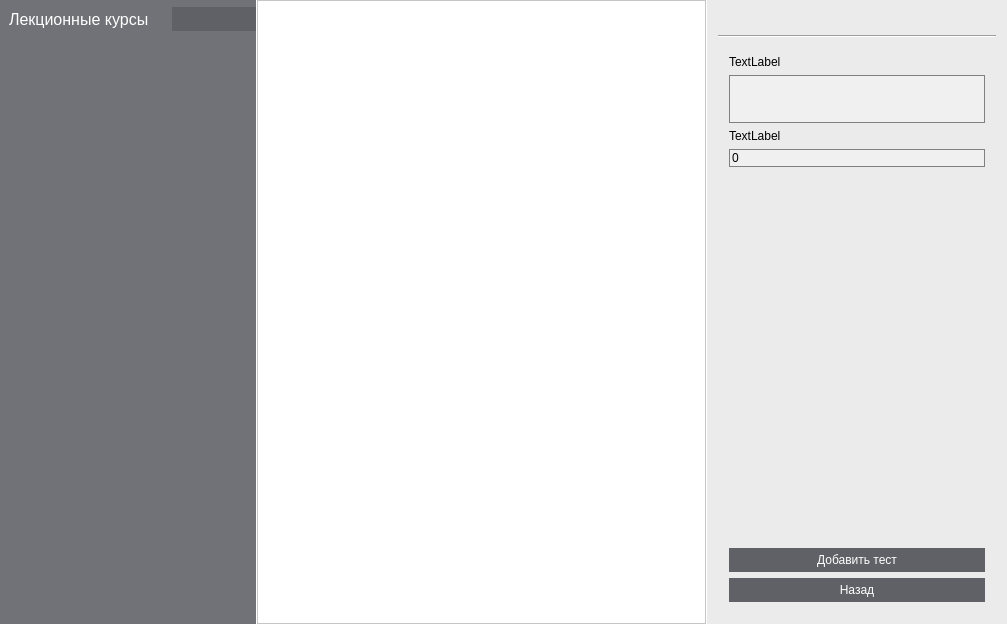
Before: the Qt Designer form app/windows/MainWindow.ui in Rexagon/methodist, drawn with Qt 5.
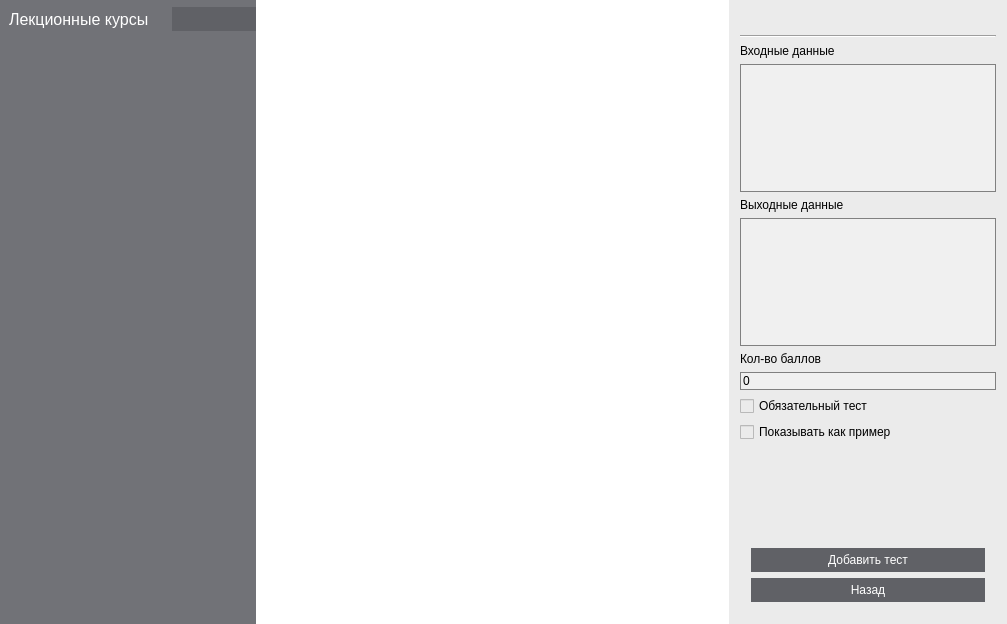
After: the same form once the commit is applied. The open tabs and pages were chosen to show the change. Icons and pictures are not drawn.

Diff of the .ui file:
```diff
--- a/app/windows/MainWindow.ui
+++ b/app/windows/MainWindow.ui
@@ -734,6 +734,21 @@
               </property>
               <item>
                <widget class="QTableView" name="testsTable">
+                <property name="frameShape">
+                 <enum>QFrame::NoFrame</enum>
+                </property>
+                <property name="editTriggers">
+                 <set>QAbstractItemView::NoEditTriggers</set>
+                </property>
+                <property name="selectionMode">
+                 <enum>QAbstractItemView::SingleSelection</enum>
+                </property>
+                <property name="selectionBehavior">
+                 <enum>QAbstractItemView::SelectRows</enum>
+                </property>
+                <property name="horizontalScrollMode">
+                 <enum>QAbstractItemView::ScrollPerPixel</enum>
+                </property>
                 <attribute name="horizontalHeaderDefaultSectionSize">
                  <number>160</number>
                 </attribute>
@@ -743,6 +758,12 @@
                 <attribute name="horizontalHeaderStretchLastSection">
                  <bool>true</bool>
                 </attribute>
+                <attribute name="verticalHeaderVisible">
+                 <bool>false</bool>
+                </attribute>
+                <attribute name="verticalHeaderHighlightSections">
+                 <bool>true</bool>
+                </attribute>
                </widget>
               </item>
              </layout>
@@ -1089,10 +1110,25 @@
                </widget>
                <widget class="QWidget" name="testInfo">
                 <layout class="QVBoxLayout" name="verticalLayout_12">
+                 <property name="spacing">
+                  <number>6</number>
+                 </property>
+                 <property name="leftMargin">
+                  <number>0</number>
+                 </property>
+                 <property name="topMargin">
+                  <number>0</number>
+                 </property>
+                 <property name="rightMargin">
+                  <number>0</number>
+                 </property>
+                 <property name="bottomMargin">
+                  <number>0</number>
+                 </property>
                  <item>
                   <widget class="QLabel" name="testEditInputDataLabel">
                    <property name="text">
-                    <string>TextLabel</string>
+                    <string>Входные данные</string>
                    </property>
                   </widget>
                  </item>
@@ -1104,13 +1140,39 @@
                    <property name="minimumSize">
                     <size>
                      <width>0</width>
-                     <height>48</height>
+                     <height>128</height>
                     </size>
                    </property>
                    <property name="maximumSize">
                     <size>
                      <width>16777215</width>
-                     <height>48</height>
+                     <height>180</height>
+                    </size>
+                   </property>
+                  </widget>
+                 </item>
+                 <item>
+                  <widget class="QLabel" name="testEditOutputDataLabel">
+                   <property name="text">
+                    <string>Выходные данные</string>
+                   </property>
+                  </widget>
+                 </item>
+                 <item>
+                  <widget class="QPlainTextEdit" name="testEditOutputData">
+                   <property name="enabled">
+                    <bool>false</bool>
+                   </property>
+                   <property name="minimumSize">
+                    <size>
+                     <width>0</width>
+                     <height>128</height>
+                    </size>
+                   </property>
+                   <property name="maximumSize">
+                    <size>
+                     <width>16777215</width>
+                     <height>128</height>
                     </size>
                    </property>
                   </widget>
@@ -1118,7 +1180,7 @@
                  <item>
                   <widget class="QLabel" name="testEditScoreLabel">
                    <property name="text">
-                    <string>TextLabel</string>
+                    <string>Кол-во баллов</string>
                    </property>
                   </widget>
                  </item>
@@ -1132,6 +1194,32 @@
                    </property>
                   </widget>
                  </item>
+                 <item>
+                  <widget class="QCheckBox" name="testEditRequired">
+                   <property name="enabled">
+                    <bool>false</bool>
+                   </property>
+                   <property name="layoutDirection">
+                    <enum>Qt::LeftToRight</enum>
+                   </property>
+                   <property name="text">
+                    <string>Обязательный тест</string>
+                   </property>
+                   <property name="tristate">
+                    <bool>false</bool>
+                   </property>
+                  </widget>
+                 </item>
+                 <item>
+                  <widget class="QCheckBox" name="testEditSample">
+                   <property name="enabled">
+                    <bool>false</bool>
+                   </property>
+                   <property name="text">
+                    <string>Показывать как пример</string>
+                   </property>
+                  </widget>
+                 </item>
                  <item>
                   <spacer name="verticalSpacer_9">
                    <property name="orientation">
```
Left out of the diff: 7 changed lines with no effect on the pictures.
